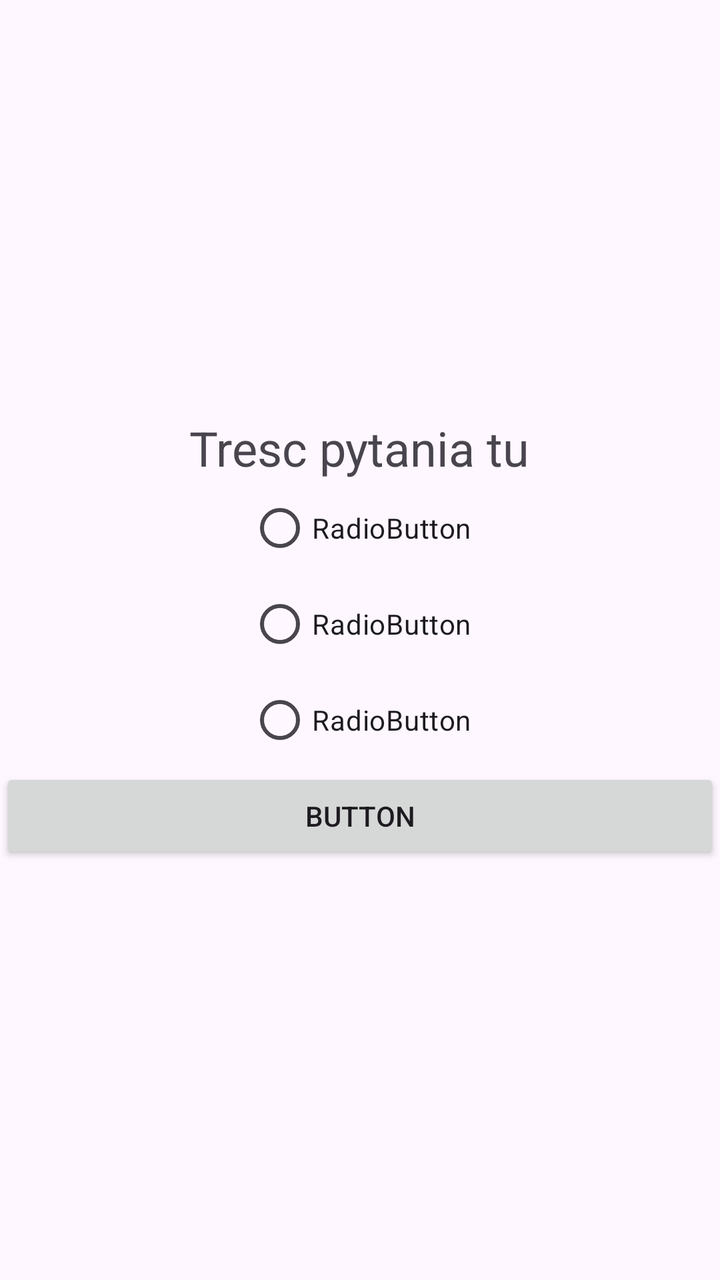
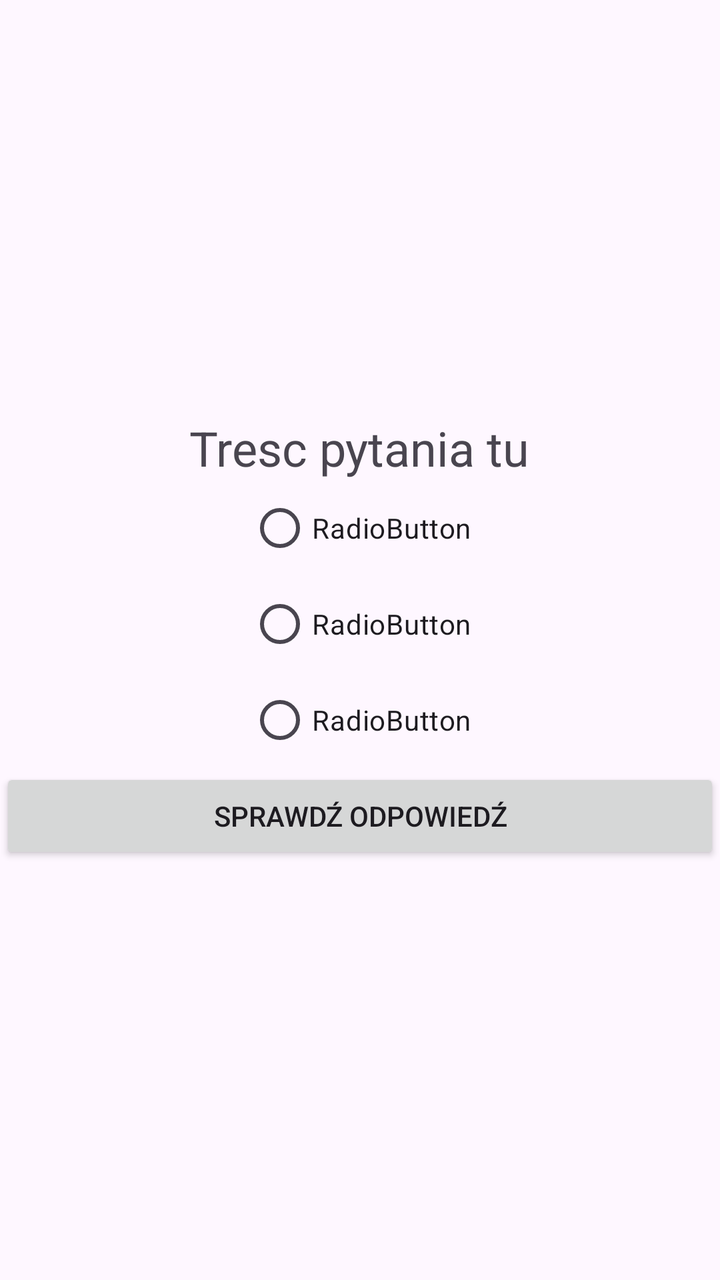

Screens rendered from an Android XML layout before and after an edit, with the pre-edit source and the edit as a unified diff.
<!-- AndroidManifest.xml: application theme Theme.Retrofit_aplikacja -->
<!-- res/layout/activity_main.xml -->
<?xml version="1.0" encoding="utf-8"?>
<LinearLayout xmlns:android="http://schemas.android.com/apk/res/android"
    xmlns:app="http://schemas.android.com/apk/res-auto"
    xmlns:tools="http://schemas.android.com/tools"
    android:id="@+id/main"
    android:layout_width="match_parent"
    android:layout_height="match_parent"
    android:orientation="vertical"
    android:gravity="center"
    tools:context=".MainActivity">

    <TextView
        android:id="@+id/textViewPytanie"
        android:layout_width="wrap_content"
        android:layout_height="wrap_content"
        android:text="Tresc pytania tu"
        android:textSize="24sp"/>

    <RadioGroup
        android:id="@+id/radioGroupPytania"
        android:layout_width="wrap_content"
        android:layout_height="wrap_content" >

        <RadioButton
            android:id="@+id/radioButton"
            android:layout_width="match_parent"
            android:layout_height="wrap_content"
            android:text="RadioButton" />

        <RadioButton
            android:id="@+id/radioButton2"
            android:layout_width="match_parent"
            android:layout_height="wrap_content"
            android:text="RadioButton" />

        <RadioButton
            android:id="@+id/radioButton3"
            android:layout_width="match_parent"
            android:layout_height="wrap_content"
            android:text="RadioButton" />
    </RadioGroup>

    <Button
        android:id="@+id/button"
        android:layout_width="match_parent"
        android:layout_height="wrap_content"
        android:text="Button" />

</LinearLayout>
<!-- resources referenced by this layout -->
<resources>
  <style name="Theme.Retrofit_aplikacja" parent="Base.Theme.Retrofit_aplikacja" />
  <style name="Base.Theme.Retrofit_aplikacja" parent="Theme.Material3.DayNight.NoActionBar">
          
          
      </style>
</resources>

<!-- the commit's change to res/layout/activity_main.xml (unified diff, before → after) -->
@@ -44,6 +44,6 @@
         android:id="@+id/button"
         android:layout_width="match_parent"
         android:layout_height="wrap_content"
-        android:text="Button" />
+        android:text="Sprawdź odpowiedź" />
 
 </LinearLayout>
